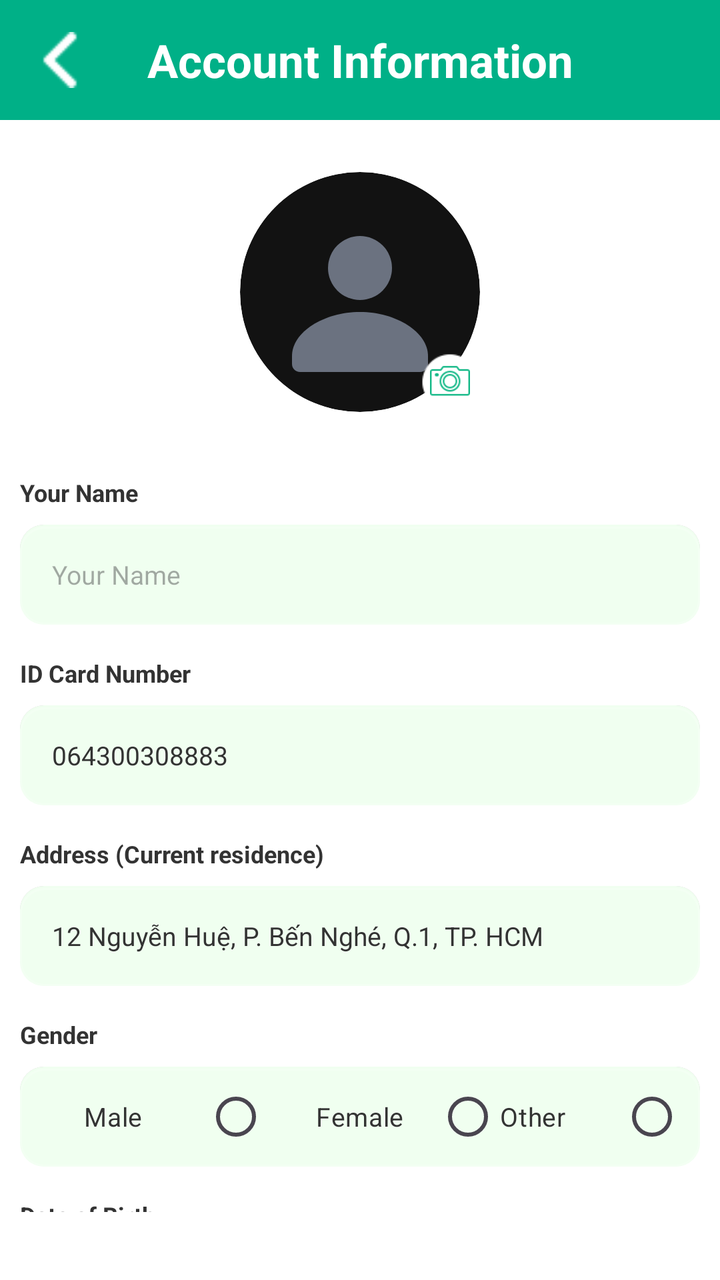
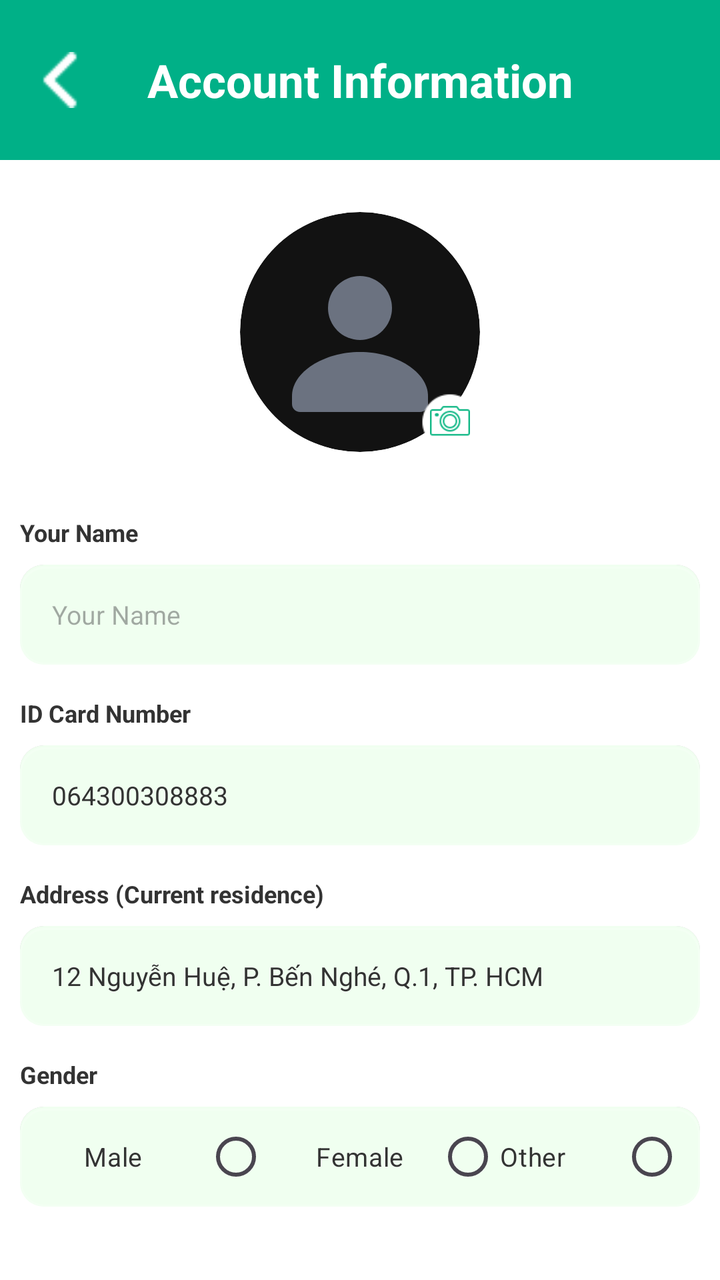

Screens rendered from an Android XML layout before and after an edit, with the pre-edit source and the edit as a unified diff.
<!-- AndroidManifest.xml: application theme Theme.Qride -->
<!-- res/layout/activity_user_info.xml -->
<?xml version="1.0" encoding="utf-8"?>
<LinearLayout xmlns:android="http://schemas.android.com/apk/res/android"
    xmlns:app="http://schemas.android.com/apk/res-auto"
    xmlns:tools="http://schemas.android.com/tools"
    android:layout_width="match_parent"
    android:layout_height="match_parent"
    android:background="#FFFFFF"
    android:orientation="vertical"
    tools:context=".profile.UserInfoActivity">

    <LinearLayout
        android:layout_width="match_parent"
        android:layout_height="60dp"
        android:background="#00B087"
        android:gravity="center_vertical"
        android:orientation="horizontal"
        android:paddingHorizontal="16dp">

        <ImageView
            android:id="@+id/btnBack"
            android:layout_width="28dp"
            android:layout_height="28dp"
            android:src="@drawable/ic_arrow_back"
            app:tint="#FFFFFF" />

        <TextView
            android:layout_width="0dp"
            android:layout_height="wrap_content"
            android:layout_weight="1"
            android:gravity="center"
            android:text="@string/title_account_info"            android:textColor="#FFFFFF"
            android:textSize="23sp"
            android:textStyle="bold" />

        <View
            android:layout_width="28dp"
            android:layout_height="28dp" />
    </LinearLayout>

    <LinearLayout
        android:layout_width="match_parent"
        android:layout_height="match_parent"
        android:gravity="center_horizontal"
        android:orientation="vertical"
        android:padding="10dp">

        <FrameLayout
            android:id="@+id/layoutAvatar"
            android:layout_width="wrap_content"
            android:layout_height="wrap_content"
            android:layout_marginTop="16dp"
            android:layout_marginBottom="32dp">

            <androidx.cardview.widget.CardView
                android:layout_width="120dp"
                android:layout_height="120dp"
                app:cardCornerRadius="60dp"
                app:cardElevation="0dp"
                android:layout_gravity="center">

                <ImageView
                    android:id="@+id/imgAvatar"
                    android:layout_width="match_parent"
                    android:layout_height="match_parent"
                    android:src="@drawable/ic_user_placeholder"
                    android:scaleType="centerCrop" />
            </androidx.cardview.widget.CardView>

            <ImageView
                android:id="@+id/btnChangeAvatar"
                android:layout_width="30dp"
                android:layout_height="30dp"
                android:layout_gravity="bottom|end"
                android:background="@drawable/circle_white"
                android:padding="5dp"
                android:src="@drawable/ic_camera" />
        </FrameLayout>

        <LinearLayout
            android:layout_width="match_parent"
            android:layout_height="wrap_content"
            android:layout_marginBottom="16dp"
            android:orientation="vertical">

            <TextView
                android:layout_width="wrap_content"
                android:layout_height="wrap_content"
                android:layout_marginBottom="8dp"
                android:text="@string/label_your_name"                android:textColor="#333333"
                android:textSize="12sp"
                android:textStyle="bold" />

            <EditText
                android:id="@+id/etName"
                android:layout_width="match_parent"
                android:layout_height="50dp"
                android:background="@drawable/btn_outline_green"
                android:paddingHorizontal="16dp"
                android:hint="@string/label_your_name"                android:textSize="13sp"
                android:textColor="#333333" />
        </LinearLayout>

        <LinearLayout
            android:layout_width="match_parent"
            android:layout_height="wrap_content"
            android:layout_marginBottom="16dp"
            android:orientation="vertical">

            <TextView
                android:layout_width="wrap_content"
                android:layout_height="wrap_content"
                android:layout_marginBottom="8dp"
                android:text="@string/label_cccd"                android:textColor="#333333"
                android:textSize="12sp"
                android:textStyle="bold" />

            <EditText
                android:id="@+id/etCccd"
                android:layout_width="match_parent"
                android:layout_height="50dp"
                android:background="@drawable/btn_outline_green"
                android:inputType="number"
                android:paddingHorizontal="16dp"
                android:text="064300308883"
                android:textSize="13sp"
                android:textColor="#333333" />
        </LinearLayout>

        <LinearLayout
            android:layout_width="match_parent"
            android:layout_height="wrap_content"
            android:layout_marginBottom="16dp"
            android:orientation="vertical">

            <TextView
                android:layout_width="wrap_content"
                android:layout_height="wrap_content"
                android:layout_marginBottom="8dp"
                android:text="@string/label_address"                android:textColor="#333333"
                android:textSize="12sp"
                android:textStyle="bold" />

            <EditText
                android:id="@+id/etAddress"
                android:layout_width="match_parent"
                android:layout_height="wrap_content"
                android:background="@drawable/btn_outline_green"
                android:inputType="textMultiLine"
                android:minHeight="50dp"
                android:paddingHorizontal="16dp"
                android:paddingVertical="12dp"
                android:text="12 Nguyễn Huệ, P. Bến Nghé, Q.1, TP. HCM"
                android:textSize="13sp"
                android:textColor="#333333" />
        </LinearLayout>

        <LinearLayout
            android:layout_width="match_parent"
            android:layout_height="wrap_content"
            android:layout_marginBottom="16dp"
            android:orientation="vertical">

            <TextView
                android:layout_width="wrap_content"
                android:layout_height="wrap_content"
                android:layout_marginBottom="8dp"
                android:text="@string/label_gender"                android:textColor="#333333"
                android:textSize="12sp"
                android:textStyle="bold" />

            <RadioGroup
                android:id="@+id/rgGender"
                android:layout_width="match_parent"
                android:layout_height="wrap_content"
                android:background="@drawable/btn_outline_green"
                android:gravity="center_vertical"
                android:minHeight="50dp"
                android:orientation="horizontal"
                android:paddingHorizontal="8dp">

                <RadioButton
                    android:id="@+id/rbMale"
                    android:layout_width="0dp"
                    android:layout_height="wrap_content"
                    android:layout_marginEnd="24dp"
                    android:layout_weight="1"
                    android:buttonTint="#00B087"
                    android:layoutDirection="rtl"
                    android:text="@string/gender_male"                    android:textSize="13sp"
                    android:textColor="#333333" />

                <RadioButton
                    android:id="@+id/rbFemale"
                    android:layout_width="0dp"
                    android:layout_height="wrap_content"
                    android:layout_marginEnd="24dp"
                    android:layout_weight="1"
                    android:buttonTint="#00B087"
                    android:layoutDirection="rtl"
                    android:text="@string/gender_female"                    android:textSize="13sp"
                    android:textColor="#333333" />

                <RadioButton
                    android:id="@+id/rbOther"
                    android:layout_width="0dp"
                    android:layout_height="wrap_content"
                    android:layout_weight="1"
                    android:buttonTint="#00B087"
                    android:layoutDirection="rtl"
                    android:text="@string/gender_other"                    android:textSize="13sp"
                    android:textColor="#333333" />
            </RadioGroup>
        </LinearLayout>

        <LinearLayout
            android:layout_width="match_parent"
            android:layout_height="wrap_content"
            android:layout_marginBottom="16dp"
            android:orientation="vertical">

            <TextView
                android:layout_width="wrap_content"
                android:layout_height="wrap_content"
                android:layout_marginBottom="8dp"
                android:text="@string/label_birthday"                android:textColor="#333333"
                android:textSize="12sp"
                android:textStyle="bold" />

            <EditText
                android:id="@+id/etBirthday"
                android:layout_width="match_parent"
                android:layout_height="50dp"
                android:background="@drawable/btn_outline_green"
                android:clickable="true"
                android:drawableEnd="@drawable/ic_calendar"
                android:focusable="false"
                android:hint="DD/MM/YYYY"
                android:paddingHorizontal="16dp"
                android:textSize="13sp"
                android:textColor="#333333" />
        </LinearLayout>

        <View
            android:layout_width="match_parent"
            android:layout_height="0dp"
            android:layout_weight="1" />

        <androidx.appcompat.widget.AppCompatButton
            android:id="@+id/btnUpdate"
            android:layout_width="match_parent"
            android:layout_height="60dp"
            android:layout_marginBottom="20dp"
            android:background="@drawable/btn_outline_green"
            android:text="@string/btn_update"            android:textAllCaps="false"
            android:textColor="#1CB954"
            android:textSize="14sp"
            android:textStyle="bold" />

    </LinearLayout>
</LinearLayout>
<!-- resources referenced by this layout -->
<resources>
  <!-- drawable btn_outline_green (drawable) -->
  <layer-list xmlns:android="http://schemas.android.com/apk/res/android">
  
      
      <item android:bottom="4dp">
          <shape>
              <corners android:radius="12dp" />
              <solid android:color="#22000000" />
          </shape>
      </item>
  
      
      <item android:bottom="2dp">
          <shape>
              <corners android:radius="12dp" />
              <solid android:color="#11000000" />
          </shape>
      </item>
  
      
      <item>
          <shape>
              <corners android:radius="12dp" />
              <solid android:color="@color/xanhButtonBack" />
          </shape>
      </item>
  
      
      <item android:top="1dp">
          <shape>
              <corners android:radius="12dp" />
              <stroke
                  android:width="1dp"
                  android:color="#33FFFFFF" /> 
          </shape>
      </item>
  
  </layer-list>
  <!-- drawable circle_white: png bitmap (drawable, 572 bytes) -->
  <!-- drawable ic_arrow_back: png bitmap (drawable, 314 bytes) -->
  <!-- drawable ic_calendar (drawable) -->
  <vector xmlns:android="http://schemas.android.com/apk/res/android"
      android:width="24dp"
      android:height="24dp"
      android:viewportWidth="640"
      android:viewportHeight="640">
  
      <path
          android:fillColor="#000000"
          android:pathData="M424,64C437.3,64 448,74.7 448,88L448,128L480,128C515.3,128 544,156.7 544,192L544,480C544,515.3 515.3,544 480,544L160,544C124.7,544 96,515.3 96,480L96,192C96,156.7 124.7,128 160,128L192,128L192,88C192,74.7 202.7,64 216,64C229.3,64 240,74.7 240,88L240,128L400,128L400,88C400,74.7 410.7,64 424,64z
          M160,176C151.2,176 144,183.2 144,192L144,480C144,488.8 151.2,496 160,496L480,496C488.8,496 496,488.8 496,480L496,192C496,183.2 488.8,176 480,176L160,176z
          M390.7,241.9C398.5,231.2 413.5,228.8 424.2,236.6C434.9,244.4 437.3,259.4 429.5,270.1L307.4,438.1C303.3,443.8 296.9,447.4 289.9,447.9C282.9,448.4 276,445.9 271.1,441L215.2,385.1C205.8,375.7 205.8,360.5 215.2,351.2C224.6,341.9 239.8,341.8 249.1,351.2L285.1,387.2L390.7,242z"/>
  </vector>
  <!-- drawable ic_camera: png bitmap (drawable, 1191 bytes) -->
  <!-- drawable ic_user_placeholder (drawable) -->
  <vector xmlns:android="http://schemas.android.com/apk/res/android"
      android:width="120dp"
      android:height="120dp"
      android:viewportWidth="120"
      android:viewportHeight="120">
  
      
      <path
          android:pathData="M60,60m-60,0a60,60 0,1 1,120 0a60,60 0,1 1,-120 0"
          android:fillColor="#121212"/>
  
      
      <path
          android:pathData="M60,48m-16,0a16,16 0,1 1,32 0a16,16 0,1 1,-32 0"
          android:fillColor="#6B7280"/>
  
      
      <path
          android:pathData="M60,70c-18,0 -34,10 -34,22v4c0,2.2 1.8,4 4,4h60c2.2,0 4,-1.8 4,-4v-4c0,-12 -16,-22 -34,-22z"
          android:fillColor="#6B7280"/>
  </vector>
  <string name="btn_update">Update</string>
  <string name="gender_female">Female</string>
  <string name="gender_male">Male</string>
  <string name="gender_other">Other</string>
  <string name="label_address">Address (Current residence)</string>
  <string name="label_birthday">Date of Birth</string>
  <string name="label_cccd">ID Card Number</string>
  <string name="label_gender">Gender</string>
  <string name="label_your_name">Your Name</string>
  <string name="title_account_info">Account Information</string>
  <style name="Theme.Qride" parent="Base.Theme.Qride" />
  <color name="xanhButtonBack">#F0FFF0</color>
  <style name="Base.Theme.Qride" parent="Theme.Material3.DayNight.NoActionBar">
          
          
      </style>
</resources>

<!-- the commit's change to res/layout/activity_user_info.xml (unified diff, before → after) -->
@@ -10,7 +10,7 @@
 
     <LinearLayout
         android:layout_width="match_parent"
-        android:layout_height="60dp"
+        android:layout_height="80dp"
         android:background="#00B087"
         android:gravity="center_vertical"
         android:orientation="horizontal"
